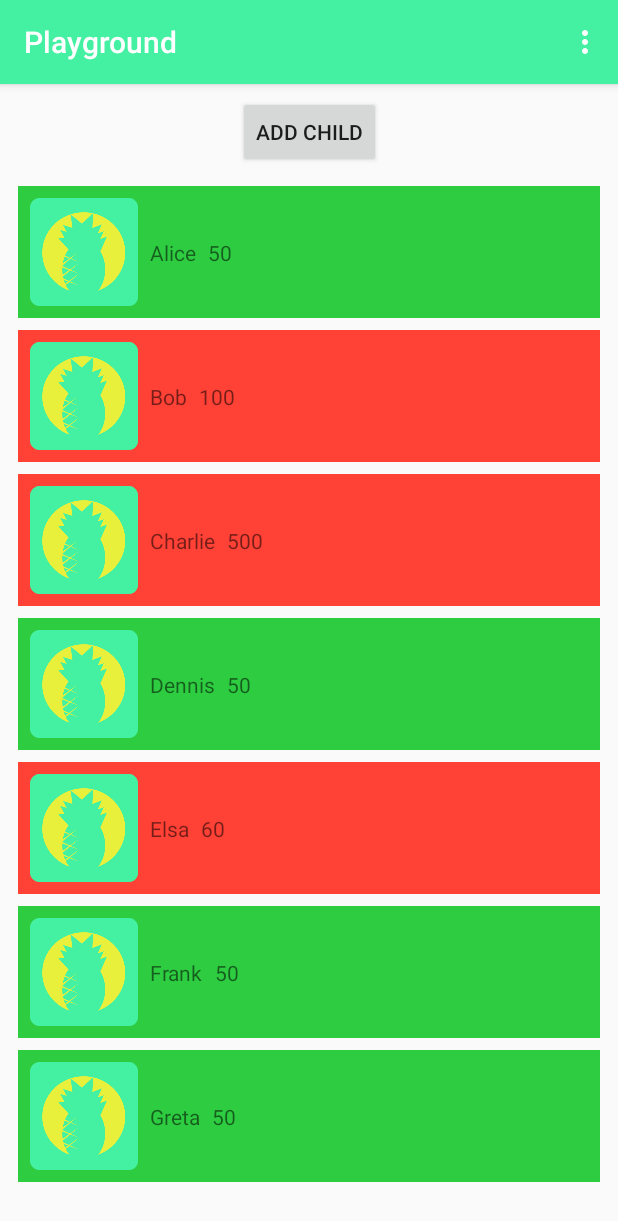
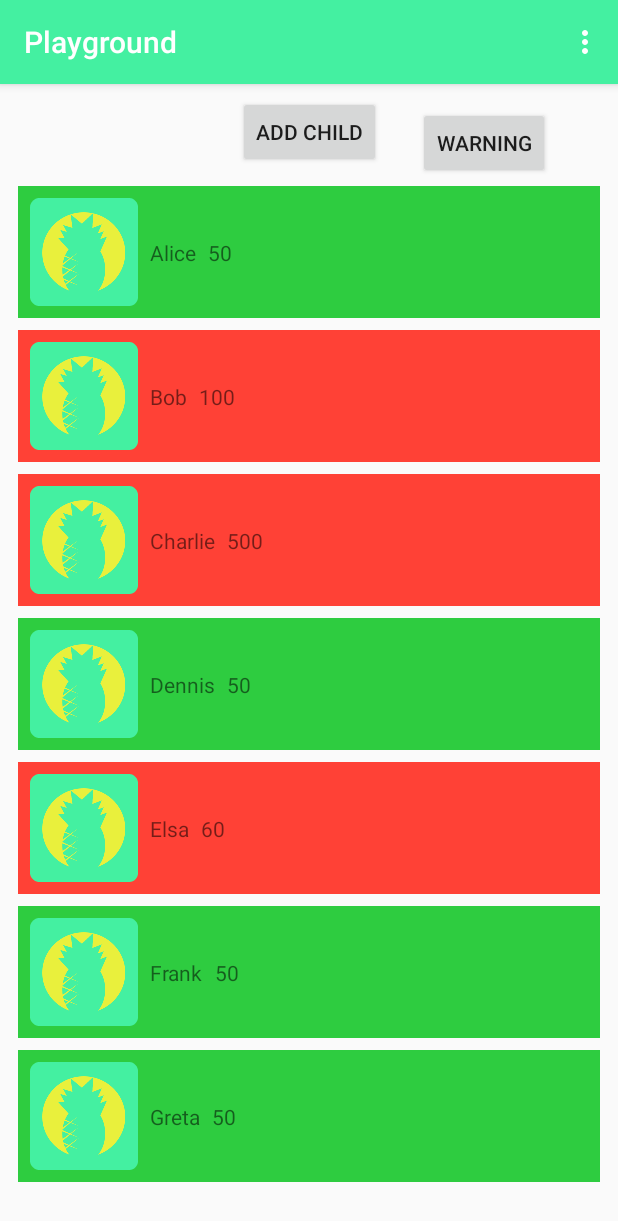
Before and after one commit to denkhan/Playground, an Android app: the screen it shows after launch (MainActivity), on a phone screen of 412 x 824 dp. Shown: the top 1221 px of the screen. Run offline under Robolectric (Android 15) with nearby library versions, the phone set to English and light mode, and no system bars.

Commit message:
Warning class and warning method in mainactivity for testing warning features

```diff
--- /dev/null
+++ b/app/src/main/java/com/example/playground/Adapter/Warning.java
@@ -0,0 +1,7 @@
+package com.example.playground.Adapter;
+
+public class Warning {
+    static void playWarningSound() {
+
+    }
+}
--- a/app/src/main/java/com/example/playground/MainActivity.java
+++ b/app/src/main/java/com/example/playground/MainActivity.java
@@ -109,4 +109,8 @@ public class MainActivity extends AppCompatActivity {
 
         return super.onOptionsItemSelected(item);
     }
+
+    public void warning(View p) {
+
+    }
 }
--- a/app/src/main/res/layout/activity_main.xml
+++ b/app/src/main/res/layout/activity_main.xml
@@ -55,5 +55,24 @@
         app:layout_constraintStart_toStartOf="parent"
         app:layout_constraintTop_toBottomOf="@+id/appBarLayout" />
 
+    <Button
+        android:id="@+id/button"
+        android:layout_width="wrap_content"
+        android:layout_height="wrap_content"
+        android:layout_marginStart="8dp"
+        android:layout_marginLeft="8dp"
+        android:layout_marginTop="8dp"
+        android:layout_marginEnd="8dp"
+        android:layout_marginRight="8dp"
+        android:layout_marginBottom="8dp"
+        android:onClick="warning"
+        android:text="Warning"
+        app:layout_constraintBottom_toBottomOf="parent"
+        app:layout_constraintEnd_toEndOf="parent"
+        app:layout_constraintHorizontal_bias="0.314"
+        app:layout_constraintStart_toEndOf="@+id/add_child"
+        app:layout_constraintTop_toTopOf="parent"
+        app:layout_constraintVertical_bias="0.083" />
+
 
 </android.support.constraint.ConstraintLayout>
```
